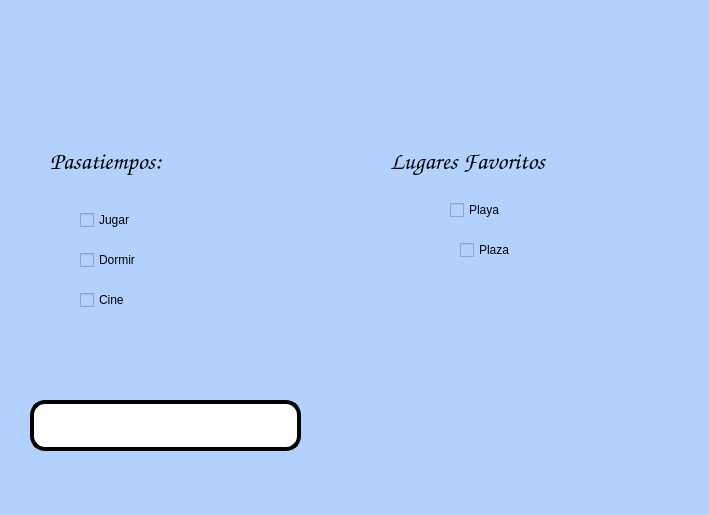
Old version of the form Unidad 2/P17_CheckBox.ui in the repository VictorVega03/Pip_2025_1_Eq7.
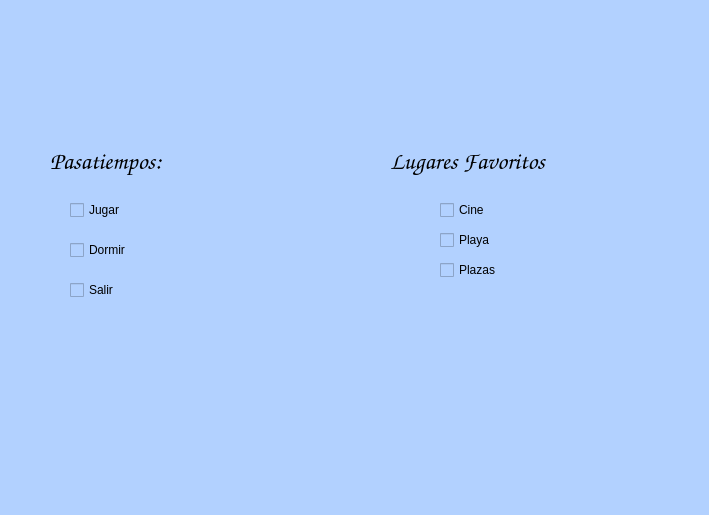
New version of the form. Icons and pictures are not drawn.

```diff
--- a/Unidad 2/P17_CheckBox.ui
+++ b/Unidad 2/P17_CheckBox.ui
@@ -117,37 +117,6 @@
      <string>Pasatiempos:</string>
     </property>
    </widget>
-   <widget class="QLineEdit" name="txt_Mascota">
-    <property name="geometry">
-     <rect>
-      <x>30</x>
-      <y>400</y>
-      <width>271</width>
-      <height>51</height>
-     </rect>
-    </property>
-    <property name="font">
-     <font>
-      <family>Comic Sans MS</family>
-      <pointsize>22</pointsize>
-      <weight>9</weight>
-      <italic>false</italic>
-      <bold>false</bold>
-     </font>
-    </property>
-    <property name="styleSheet">
-     <string notr="true">border: 4px solid black;
-background-color: rgb(255, 255, 255);
-border-radius: 15px;
-font: 75 22pt &quot;Comic Sans MS&quot;;</string>
-    </property>
-    <property name="text">
-     <string/>
-    </property>
-    <property name="alignment">
-     <set>Qt::AlignCenter</set>
-    </property>
-   </widget>
    <widget class="QLabel" name="label_2">
     <property name="geometry">
      <rect>
@@ -176,8 +145,8 @@
    <widget class="QCheckBox" name="cb_jugar">
     <property name="geometry">
      <rect>
-      <x>80</x>
-      <y>210</y>
+      <x>70</x>
+      <y>200</y>
       <width>151</width>
       <height>20</height>
      </rect>
@@ -192,8 +161,8 @@
    <widget class="QCheckBox" name="cb_dormir">
     <property name="geometry">
      <rect>
-      <x>80</x>
-      <y>250</y>
+      <x>70</x>
+      <y>240</y>
       <width>151</width>
       <height>20</height>
      </rect>
@@ -205,11 +174,11 @@
      <string>Dormir</string>
     </property>
    </widget>
-   <widget class="QCheckBox" name="cb_cine">
+   <widget class="QCheckBox" name="cb_salir">
     <property name="geometry">
      <rect>
-      <x>80</x>
-      <y>290</y>
+      <x>70</x>
+      <y>280</y>
       <width>151</width>
       <height>20</height>
      </rect>
@@ -218,14 +187,14 @@
      <string notr="true">font: 75 14pt &quot;Comic Sans MS&quot;;</string>
     </property>
     <property name="text">
-     <string>Cine</string>
+     <string>Salir</string>
     </property>
    </widget>
    <widget class="QCheckBox" name="cb_playa">
     <property name="geometry">
      <rect>
-      <x>450</x>
-      <y>200</y>
+      <x>440</x>
+      <y>230</y>
       <width>151</width>
       <height>20</height>
      </rect>
@@ -240,8 +209,8 @@
    <widget class="QCheckBox" name="cb_plaza">
     <property name="geometry">
      <rect>
-      <x>460</x>
-      <y>240</y>
+      <x>440</x>
+      <y>260</y>
       <width>151</width>
       <height>20</height>
      </rect>
@@ -250,7 +219,23 @@
      <string notr="true">font: 75 14pt &quot;Comic Sans MS&quot;;</string>
     </property>
     <property name="text">
-     <string>Plaza</string>
+     <string>Plazas</string>
+    </property>
+   </widget>
+   <widget class="QCheckBox" name="cb_cine">
+    <property name="geometry">
+     <rect>
+      <x>440</x>
+      <y>200</y>
+      <width>151</width>
+      <height>20</height>
+     </rect>
+    </property>
+    <property name="styleSheet">
+     <string notr="true">font: 75 14pt &quot;Comic Sans MS&quot;;</string>
+    </property>
+    <property name="text">
+     <string>Cine</string>
     </property>
    </widget>
   </widget>
```
Left out of the diff: 4 changed lines with no effect on the pictures.
